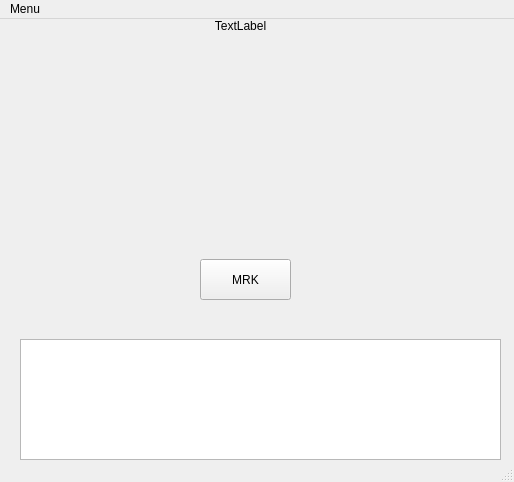
Before: the Qt Designer form MindWaveQT/mainwindow.ui in ZSWI-GeekForce/MindWave-OpenViBE, drawn with Qt 5.
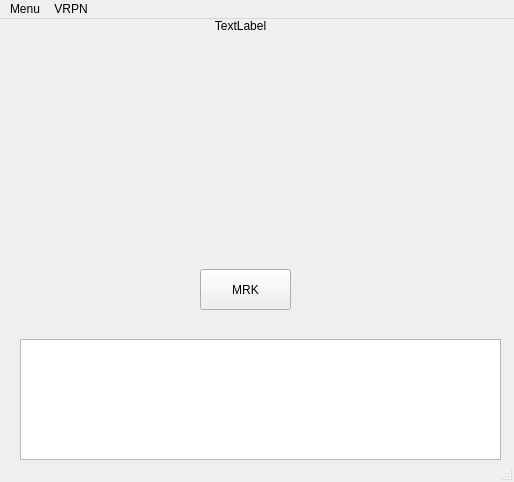
After: the same form once the commit is applied.

Diff of the .ui file:
```diff
--- a/MindWaveQT/mainwindow.ui
+++ b/MindWaveQT/mainwindow.ui
@@ -20,7 +20,7 @@
       <x>50</x>
       <y>0</y>
       <width>381</width>
-      <height>191</height>
+      <height>231</height>
      </rect>
     </property>
     <property name="accessibleName">
@@ -37,7 +37,7 @@
     <property name="geometry">
      <rect>
       <x>200</x>
-      <y>240</y>
+      <y>250</y>
       <width>91</width>
       <height>41</height>
      </rect>
@@ -72,7 +72,15 @@
     </property>
     <addaction name="actionKonec"/>
    </widget>
+   <widget class="QMenu" name="menuVRPN">
+    <property name="title">
+     <string>VRPN</string>
+    </property>
+    <addaction name="actionStart_communication"/>
+    <addaction name="actionClose_comunication"/>
+   </widget>
    <addaction name="menuMenu"/>
+   <addaction name="menuVRPN"/>
   </widget>
   <widget class="QStatusBar" name="statusBar"/>
   <action name="actionKonec">
```
Left out of the diff: 10 changed lines with no effect on the pictures.
